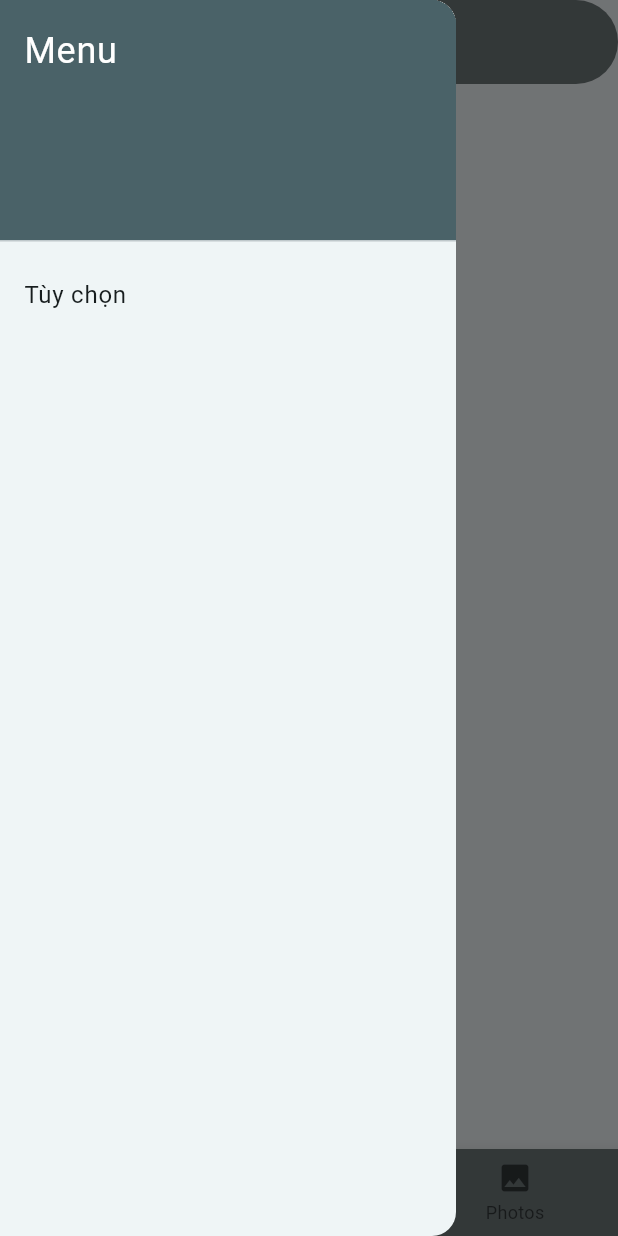
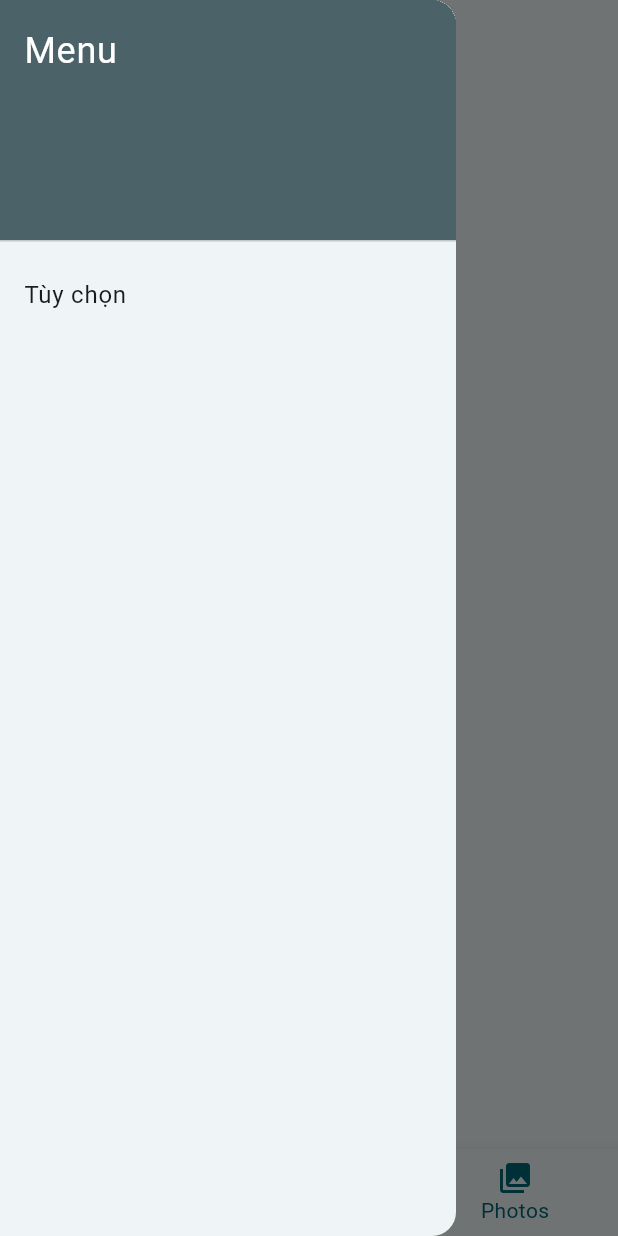
Before and after one commit to starfall-org/sharedrive, a Flutter app: the screen it shows after launch, item 3 of the bottom bar chosen, with the side drawer open, on a phone screen of 412 x 824 dp. Run offline on Flutter 3.47's test engine with Material 3 defaults, Android fonts, the phone set to English and light mode, and no system bars; drawn by our look-alikes of dynamic_color; our stand-ins replace chewie, shared_preferences, video_player.

Commit message:
feat: Implement bottom navigation and top bar for Home and Drive screens

```diff
--- a/lib/app.dart
+++ b/lib/app.dart
@@ -1,7 +1,9 @@
 import 'package:flutter/material.dart';
-import 'package:flutter/services.dart';
 import 'package:dynamic_color/dynamic_color.dart';
 import 'package:mediaplus/screens/drive.dart';
+import 'package:mediaplus/widgets/bottom_bar.dart';
+import 'package:mediaplus/widgets/side_menu.dart';
+import 'package:mediaplus/widgets/top_bar.dart';
 import 'screens/home.dart';
 import 'themes/theme_data.dart';
 
@@ -13,28 +15,20 @@ class App extends StatefulWidget {
 }
 
 class AppState extends State<App> {
-  @override
-  void dispose() {
-    SystemChrome.setPreferredOrientations([DeviceOrientation.portraitUp]);
-    super.dispose();
-  }
+  int _selectedIndex = 0;
 
-  void showAlertDialog({String? title, String? message}) {
-    showDialog(
-      context: context,
-      builder: (BuildContext context) {
-        return AlertDialog(
-          title: Text(title ?? "Alert"),
-          content: Text(message ?? ""),
-          actions: [
-            TextButton(
-              onPressed: () => Navigator.of(context).pop(),
-              child: const Text("OK"),
-            ),
-          ],
-        );
-      },
-    );
+  final List<Widget> _widgetOptions = <Widget>[
+    HomeScreen(),
+    DriveScreen(),
+    Text('Hồ sơ', style: TextStyle(fontSize: 24)),
+  ];
+
+  void _onItemTapped(int index) {
+    if (_selectedIndex != index) {
+      setState(() {
+        _selectedIndex = index;
+      });
+    }
   }
 
   @override
@@ -45,14 +39,25 @@ class AppState extends State<App> {
           theme: lightTheme(lightDynamic),
           darkTheme: darkTheme(darkDynamic),
           themeMode: ThemeMode.system,
-          initialRoute: '/',
-          routes: {
-            '/': (context) => HomeScreen(),
-            '/drive': (context) => DriveScreen(),
-            '/photos': (context) => HomeScreen(),
-          },
 
-          debugShowCheckedModeBanner: true,
+          home: SafeArea(
+            child: Scaffold(
+              drawer: const SideMenuWidget(),
+              appBar: TopBarWidget(
+                screen:
+                    _selectedIndex == 0
+                        ? "Home"
+                        : _selectedIndex == 1
+                        ? "Drive"
+                        : "Photos",
+              ),
+              body: Center(child: _widgetOptions[_selectedIndex]),
+              bottomNavigationBar: BottomBarWidget(
+                selectedIndex: _selectedIndex,
+                onItemTapped: _onItemTapped,
+              ),
+            ),
+          ),
         );
       },
     );
--- a/lib/screens/home.dart
+++ b/lib/screens/home.dart
@@ -1,8 +1,5 @@
 import 'package:flutter/material.dart';
 import 'package:flutter/services.dart';
-import '../widgets/side_menu.dart';
-import '../widgets/top_bar.dart';
-import '../widgets/bottom_bar.dart';
 
 class HomeScreen extends StatefulWidget {
   const HomeScreen({super.key});
@@ -18,33 +15,8 @@ class _HomeScreenState extends State<HomeScreen> {
     super.dispose();
   }
 
-  void showAlertDialog({String? title, String? message}) {
-    showDialog(
-      context: context,
-      builder: (BuildContext context) {
-        return AlertDialog(
-          title: Text(title ?? "Alert"),
-          content: Text(message ?? ""),
-          actions: [
-            TextButton(
-              onPressed: () => Navigator.of(context).pop(),
-              child: const Text("OK"),
-            ),
-          ],
-        );
-      },
-    );
-  }
-
   @override
   Widget build(BuildContext context) {
-    return SafeArea(
-      child: Scaffold(
-        drawer: const SideMenuWidget(),
-        appBar: const TopBarWidget(screen: "Home"),
-        body: Stack(children: [Center(child: Text("Home"))]),
-        bottomNavigationBar: const BottomBarWidget(),
-      ),
-    );
+    return Stack(children: [Center(child: Text("Home"))]);
   }
 }
--- a/lib/widgets/bottom_bar.dart
+++ b/lib/widgets/bottom_bar.dart
@@ -1,42 +1,33 @@
 import 'package:flutter/material.dart';
 
 class BottomBarWidget extends StatefulWidget {
-  const BottomBarWidget({super.key});
+  final int selectedIndex;
+  final Function(int) onItemTapped;
+  const BottomBarWidget({
+    super.key,
+    required this.selectedIndex,
+    required this.onItemTapped,
+  });
+
   @override
   BottomNavBarState createState() => BottomNavBarState();
 }
 
 class BottomNavBarState extends State<BottomBarWidget> {
-  int _selectedIndex = 0;
-
-  void _onItemTapped(int index) {
-    setState(() {
-      _selectedIndex = index;
-      switch (index) {
-        case 0:
-          Navigator.pushNamed(context, '/');
-          break;
-        case 1:
-          Navigator.pushNamed(context, '/drive');
-          break;
-        case 2:
-          Navigator.pushNamed(context, '/photos');
-          break;
-      }
-    });
-  }
-
   @override
   Widget build(BuildContext context) {
     return BottomNavigationBar(
-      backgroundColor: Theme.of(context).colorScheme.outline,
-      currentIndex: _selectedIndex,
-      onTap: _onItemTapped,
+      backgroundColor: Theme.of(context).colorScheme.surface,
+      selectedItemColor: Theme.of(context).colorScheme.primary,
+      unselectedItemColor: Theme.of(context).colorScheme.onSurfaceVariant,
+      currentIndex: widget.selectedIndex,
+      onTap: widget.onItemTapped,
       showUnselectedLabels: true,
+      type: BottomNavigationBarType.fixed,
       items: const [
         BottomNavigationBarItem(icon: Icon(Icons.home), label: "Home"),
-        BottomNavigationBarItem(icon: Icon(Icons.album), label: "Drive"),
-        BottomNavigationBarItem(icon: Icon(Icons.photo), label: "Photos"),
+        BottomNavigationBarItem(icon: Icon(Icons.book), label: "Drive"),
+        BottomNavigationBarItem(icon: Icon(Icons.collections), label: "Photos"),
       ],
     );
   }
--- a/lib/widgets/top_bar.dart
+++ b/lib/widgets/top_bar.dart
@@ -7,13 +7,11 @@ class TopBarWidget extends StatelessWidget implements PreferredSizeWidget {
   @override
   Widget build(BuildContext context) {
     return AppBar(
-      backgroundColor: Theme.of(context).colorScheme.outline,
-      title: Text("Tìm trong $screen"),
+      backgroundColor: Theme.of(context).colorScheme.surface,
+      foregroundColor: Theme.of(context).colorScheme.onSurfaceVariant,
+      title: Text(screen),
       shape: const RoundedRectangleBorder(
-        borderRadius: BorderRadius.vertical(
-          bottom: Radius.circular(50),
-          top: Radius.circular(50),
-        ),
+        borderRadius: BorderRadius.vertical(bottom: Radius.circular(24)),
       ),
     );
   }
```
Also changed, not shown: lib/screens/drive.dart (+1 -42 lines).
